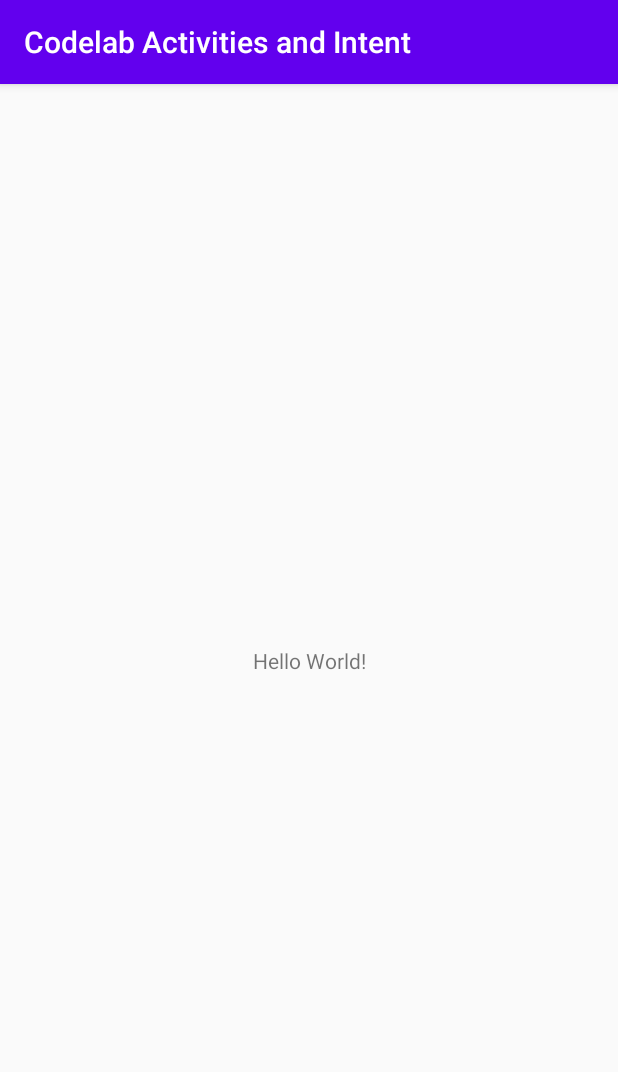
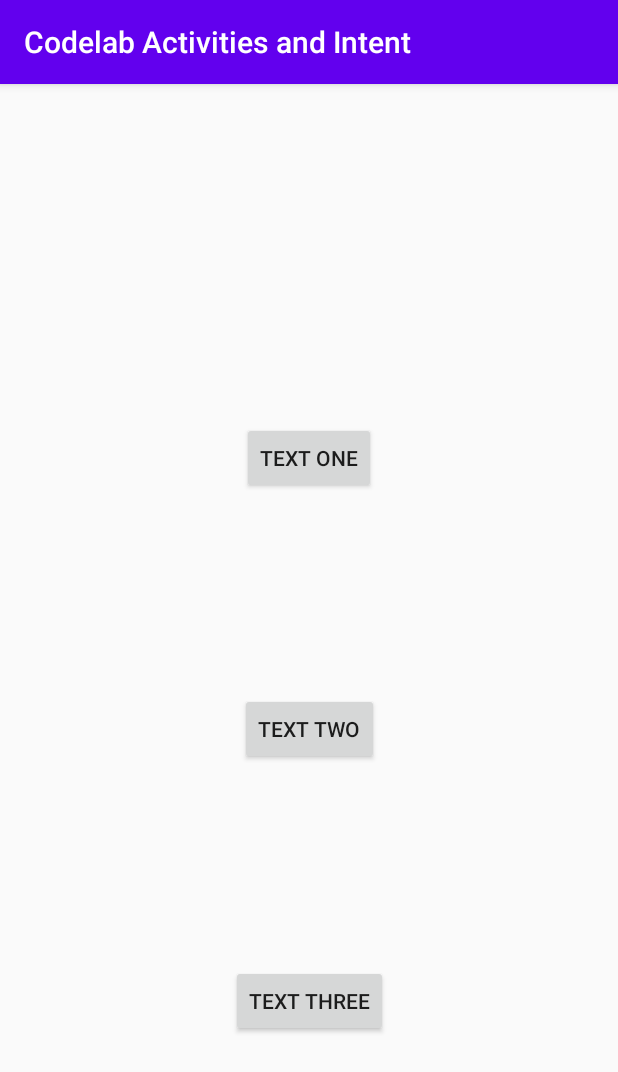
Before and after one commit to Taiwolawal/Codelab-Challenge-Actvities-and-Tntent, an Android app: the screen it shows after launch (MainActivity), on a phone screen of 412 x 824 dp. Shown: the top 1072 px of the screen. Run offline under Robolectric (Android 15) with nearby library versions, the phone set to English and light mode, and no system bars.

Commit message:
Button 1 working fine

```diff
--- a/app/src/main/AndroidManifest.xml
+++ b/app/src/main/AndroidManifest.xml
@@ -9,6 +9,7 @@
         android:roundIcon="@mipmap/ic_launcher_round"
         android:supportsRtl="true"
         android:theme="@style/AppTheme">
+
         <activity android:name=".MainActivity">
             <intent-filter>
                 <action android:name="android.intent.action.MAIN" />
@@ -16,6 +17,11 @@
                 <category android:name="android.intent.category.LAUNCHER" />
             </intent-filter>
         </activity>
+        <activity android:name=".SecondActivity"
+            android:parentActivityName=".MainActivity"
+            android:label="@string/activity_second">
+
+        </activity>
     </application>
 
 </manifest>
--- a/app/src/main/java/com/example/codelabactivitiesandintent/MainActivity.java
+++ b/app/src/main/java/com/example/codelabactivitiesandintent/MainActivity.java
@@ -2,13 +2,31 @@ package com.example.codelabactivitiesandintent;
 
 import androidx.appcompat.app.AppCompatActivity;
 
+import android.content.Intent;
 import android.os.Bundle;
+import android.view.View;
+import android.widget.Button;
 
 public class MainActivity extends AppCompatActivity {
+
+    Button Bt1;
+    Button Bt2;
+    Button Bt3;
+
 
     @Override
     protected void onCreate(Bundle savedInstanceState) {
         super.onCreate(savedInstanceState);
         setContentView(R.layout.activity_main);
+
+        Bt1 = (Button) findViewById(R.id.button1);
+        Bt2 = (Button) findViewById(R.id.button2);
+        Bt3 = (Button) findViewById(R.id.button3);
+    }
+
+
+    public void launchSecondActivity(View view) {
+        Intent secondActivity = new Intent(this, SecondActivity.class);
+        startActivity(secondActivity);
     }
 }
--- a/app/src/main/res/layout/activity_main.xml
+++ b/app/src/main/res/layout/activity_main.xml
@@ -6,13 +6,39 @@
     android:layout_height="match_parent"
     tools:context=".MainActivity">
 
-    <TextView
+
+    <Button
+        android:id="@+id/button1"
         android:layout_width="wrap_content"
         android:layout_height="wrap_content"
-        android:text="Hello World!"
-        app:layout_constraintBottom_toBottomOf="parent"
-        app:layout_constraintLeft_toLeftOf="parent"
-        app:layout_constraintRight_toRightOf="parent"
+        android:layout_marginTop="92dp"
+        android:text="Text One"
+        app:layout_constraintBottom_toTopOf="@+id/button2"
+        app:layout_constraintEnd_toEndOf="parent"
+        android:onClick="launchSecondActivity"
+        app:layout_constraintHorizontal_bias="0.5"
+        app:layout_constraintStart_toStartOf="parent"
         app:layout_constraintTop_toTopOf="parent" />
 
+    <Button
+        android:id="@+id/button2"
+        android:layout_width="wrap_content"
+        android:layout_height="wrap_content"
+        android:text="Text Two"
+        app:layout_constraintBottom_toTopOf="@+id/button3"
+        app:layout_constraintEnd_toEndOf="parent"
+        app:layout_constraintHorizontal_bias="0.5"
+        app:layout_constraintStart_toStartOf="parent"
+        app:layout_constraintTop_toBottomOf="@+id/button1" />
+
+    <Button
+        android:id="@+id/button3"
+        android:layout_width="wrap_content"
+        android:layout_height="wrap_content"
+        android:text="Text Three"
+        app:layout_constraintBottom_toBottomOf="parent"
+        app:layout_constraintEnd_toEndOf="parent"
+        app:layout_constraintHorizontal_bias="0.5"
+        app:layout_constraintStart_toStartOf="parent"
+        app:layout_constraintTop_toBottomOf="@+id/button2" />
 </androidx.constraintlayout.widget.ConstraintLayout>
```
Also changed, not shown: app/src/main/java/com/example/codelabactivitiesandintent/SecondActivity.java (added, +14 -0 lines), app/src/main/res/layout/activity_second.xml (added, +51 -0 lines), app/src/main/res/values/strings.xml (+8 -0 lines).
